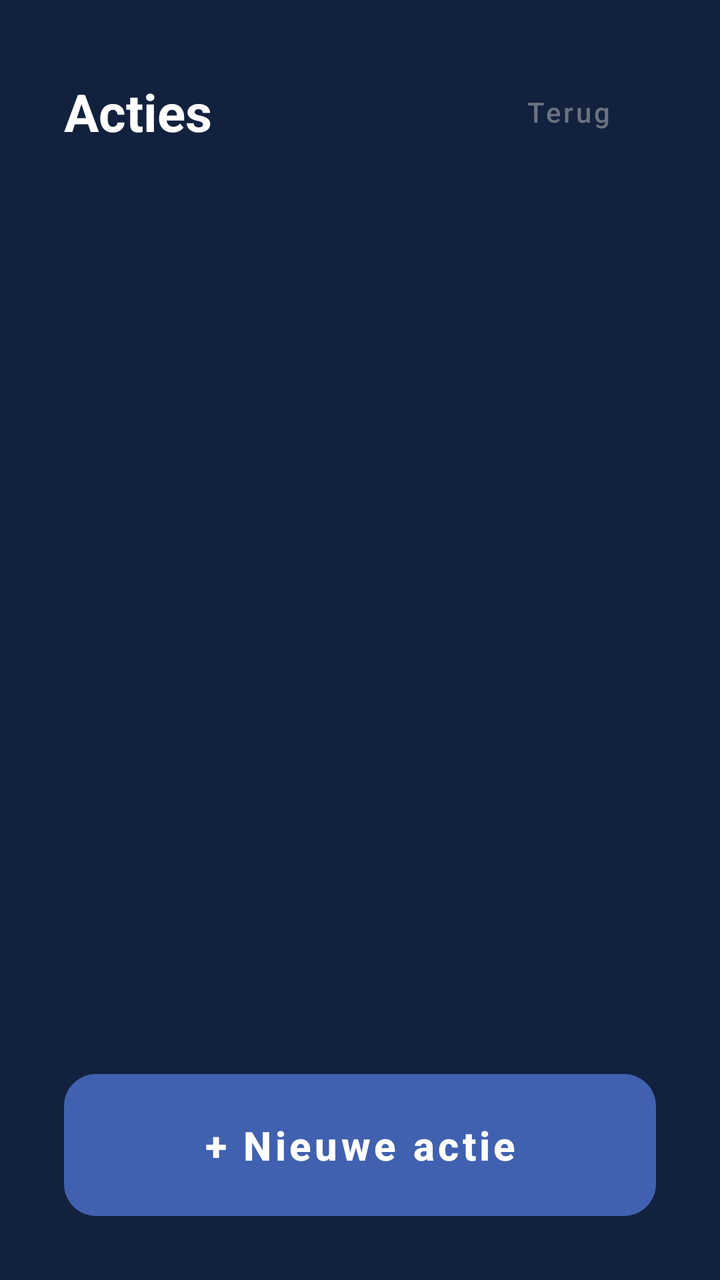
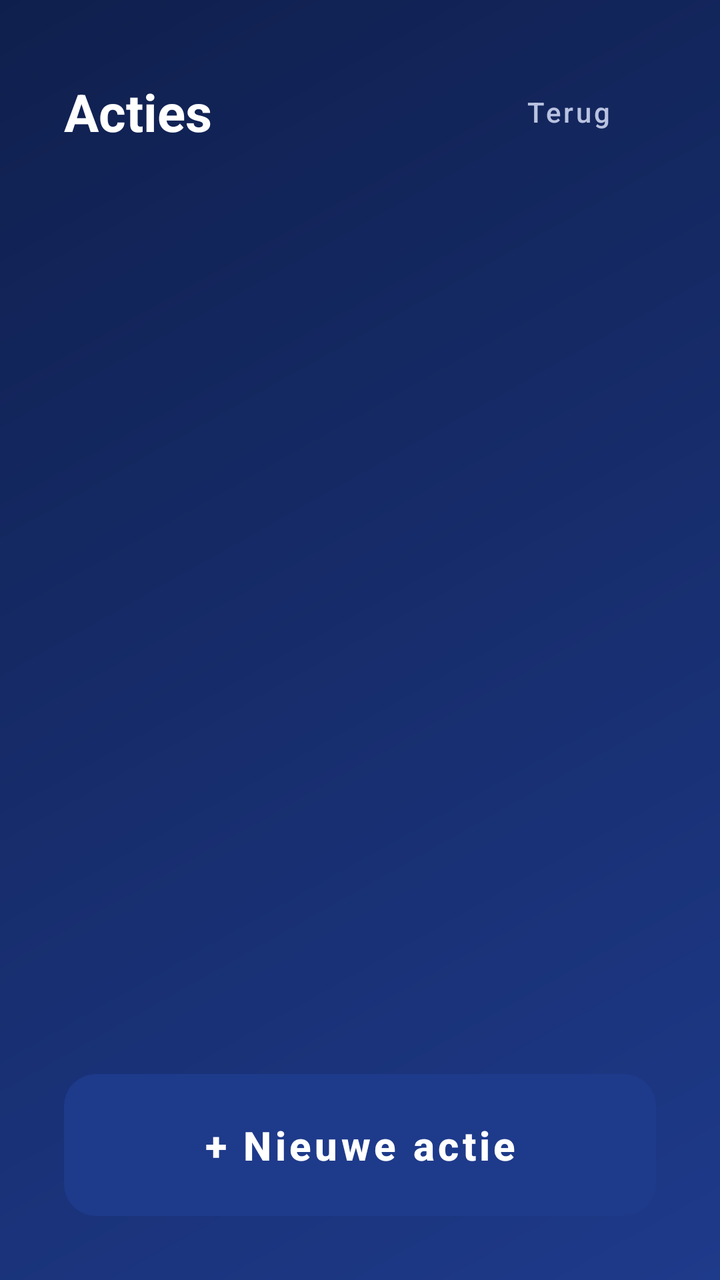

Two renders of the same Android screen: before a commit and after it. Below are the layout's source before the change and the commit's diff.
<!-- AndroidManifest.xml: application theme Theme.KantineTablet -->
<!-- res/layout/activity_acties.xml -->
<?xml version="1.0" encoding="utf-8"?>
<LinearLayout xmlns:android="http://schemas.android.com/apk/res/android"
    android:layout_width="match_parent"
    android:layout_height="match_parent"
    android:background="@color/achtergrond"
    android:orientation="vertical"
    android:padding="32dp">

    <LinearLayout
        android:layout_width="match_parent"
        android:layout_height="wrap_content"
        android:layout_marginBottom="20dp"
        android:gravity="center_vertical"
        android:orientation="horizontal">

        <TextView
            android:layout_width="0dp"
            android:layout_height="wrap_content"
            android:layout_weight="1"
            android:text="@string/titel_acties"
            android:textColor="@color/wit"
            android:textSize="26sp"
            android:textStyle="bold" />

        <Button
            android:id="@+id/terugKnop"
            android:layout_width="wrap_content"
            android:layout_height="wrap_content"
            android:background="@android:color/transparent"
            android:text="@string/terug"
            android:textAllCaps="false"
            android:textColor="@color/tekst_zacht" />
    </LinearLayout>

    <FrameLayout
        android:layout_width="match_parent"
        android:layout_height="0dp"
        android:layout_weight="1">

        <androidx.recyclerview.widget.RecyclerView
            android:id="@+id/lijst"
            android:layout_width="match_parent"
            android:layout_height="match_parent"
            android:visibility="gone" />

        <ProgressBar
            android:id="@+id/laadindicator"
            android:layout_width="wrap_content"
            android:layout_height="wrap_content"
            android:layout_gravity="center" />

        <TextView
            android:id="@+id/foutmelding"
            android:layout_width="wrap_content"
            android:layout_height="wrap_content"
            android:layout_gravity="center"
            android:padding="16dp"
            android:text="@string/fout_laden"
            android:textColor="@color/wit"
            android:textSize="18sp"
            android:visibility="gone" />
    </FrameLayout>

    <Button
        android:id="@+id/knopNieuw"
        style="@style/KaartKnop"
        android:layout_width="match_parent"
        android:layout_height="wrap_content"
        android:layout_marginTop="20dp"
        android:paddingVertical="16dp"
        android:text="@string/knop_nieuwe_actie" />

</LinearLayout>
<!-- resources referenced by this layout -->
<resources>
  <color name="achtergrond">#12213E</color>
  <color name="tekst_zacht">#6B7280</color>
  <color name="wit">#FFFFFF</color>
  <string name="fout_laden">Kon niet laden. Tik om opnieuw te proberen.</string>
  <string name="knop_nieuwe_actie">+ Nieuwe actie</string>
  <string name="terug">Terug</string>
  <string name="titel_acties">Acties</string>
  <style name="KaartKnop">
          <item name="android:background">@drawable/kaart_knop</item>
          <item name="android:textAllCaps">false</item>
          <item name="android:textColor">@color/wit</item>
          <item name="android:textSize">20sp</item>
          <item name="android:textStyle">bold</item>
          <item name="android:stateListAnimator">@null</item>
      </style>
  <style name="Theme.KantineTablet" parent="Theme.MaterialComponents.DayNight.NoActionBar">
          <item name="colorPrimary">@color/blauw</item>
          <item name="colorPrimaryDark">@color/blauw_donker</item>
          <item name="colorAccent">@color/geel</item>
          <item name="colorControlActivated">@color/geel</item>
      </style>
  <!-- drawable kaart_knop (drawable) -->
  <?xml version="1.0" encoding="utf-8"?>
  <selector xmlns:android="http://schemas.android.com/apk/res/android">
      <item android:state_pressed="true">
          <shape android:shape="rectangle">
              <solid android:color="@color/geel" />
              <corners android:radius="16dp" />
          </shape>
      </item>
      <item>
          <shape android:shape="rectangle">
              <solid android:color="@color/blauw" />
              <corners android:radius="16dp" />
          </shape>
      </item>
  </selector>
  <color name="blauw">#4061AF</color>
  <color name="blauw_donker">#2C4680</color>
  <color name="geel">#FCD42F</color>
</resources>

<!-- the commit's change to res/layout/activity_acties.xml (unified diff, before → after) -->
@@ -2,7 +2,7 @@
 <LinearLayout xmlns:android="http://schemas.android.com/apk/res/android"
     android:layout_width="match_parent"
     android:layout_height="match_parent"
-    android:background="@color/achtergrond"
+    android:background="@drawable/gradient_achtergrond"
     android:orientation="vertical"
     android:padding="32dp">
 
@@ -29,7 +29,7 @@
             android:background="@android:color/transparent"
             android:text="@string/terug"
             android:textAllCaps="false"
-            android:textColor="@color/tekst_zacht" />
+            android:textColor="@color/tekst_zacht_licht" />
     </LinearLayout>
 
     <FrameLayout
<!-- resource entries referenced after the edit -->
@@ -1,8 +1,16 @@
 <!-- resources referenced by this layout -->
 <resources>
-  <color name="achtergrond">#12213E</color>
-  <color name="tekst_zacht">#6B7280</color>
+  <color name="tekst_zacht_licht">#B9C2E0</color>
   <color name="wit">#FFFFFF</color>
+  <!-- drawable gradient_achtergrond (drawable) -->
+  <?xml version="1.0" encoding="utf-8"?>
+  <shape xmlns:android="http://schemas.android.com/apk/res/android">
+      <gradient
+          android:angle="135"
+          android:startColor="@color/blauw"
+          android:endColor="@color/blauw_donker"
+          android:type="linear" />
+  </shape>
   <string name="fout_laden">Kon niet laden. Tik om opnieuw te proberen.</string>
   <string name="knop_nieuwe_actie">+ Nieuwe actie</string>
   <string name="terug">Terug</string>
@@ -37,8 +45,8 @@
           </shape>
       </item>
   </selector>
-  <color name="blauw">#4061AF</color>
-  <color name="blauw_donker">#2C4680</color>
+  <color name="blauw">#1E3A8A</color>
+  <color name="blauw_donker">#0F1F4D</color>
   <color name="geel">#FCD42F</color>
 </resources>
 
